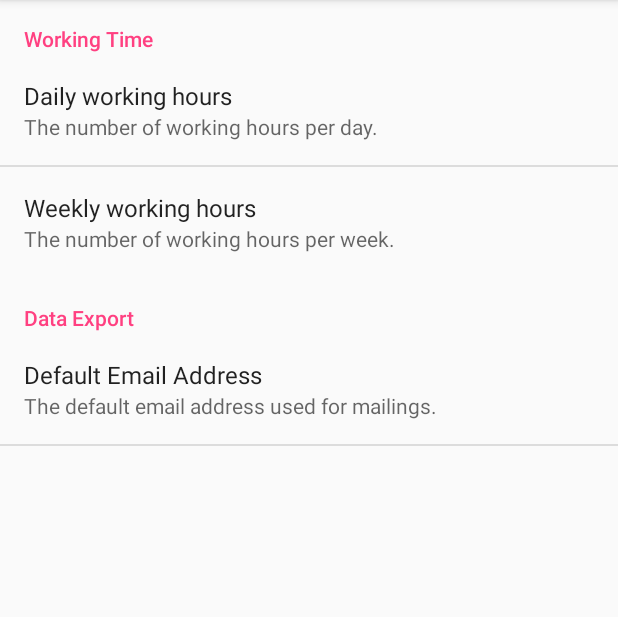
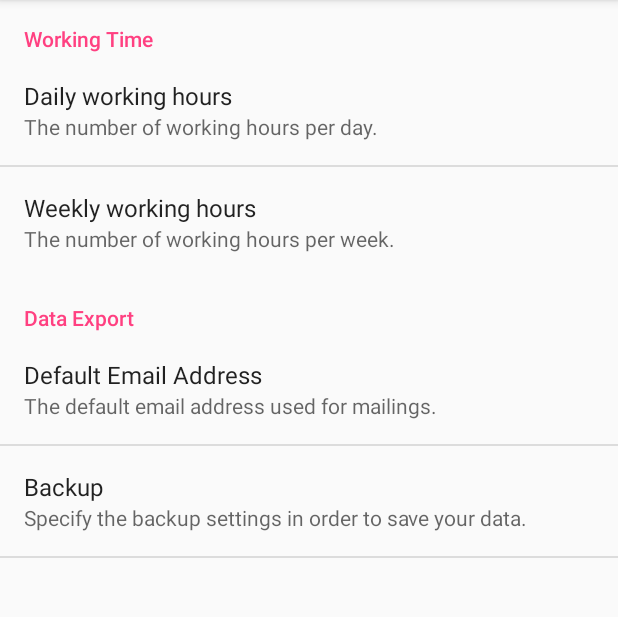
Before and after one commit to iweinzierl/worktrack, an Android app: the fragment SettingsFragment shown on its own in the app's theme, on a phone screen of 412 x 824 dp, the part 84-701 px from its top. Run offline under Robolectric (Android 15) with nearby library versions, the phone set to English and light mode, and no system bars; libraries missing offline, so code that uses them is left out: org.androidannotations.annotations.

Commit message:
Added settings for backup - not in use at the moment.

```diff
--- /dev/null
+++ b/mobile/src/main/res/values/settings_values.xml
@@ -0,0 +1,28 @@
+<?xml version="1.0" encoding="utf-8"?>
+<resources>
+    <string name="settings_backup_frequency_default">Weekly</string>
+    <array name="settings_backup_frequency_entries">
+        <item>Never</item>
+        <item>Daily</item>
+        <item>Weekly</item>
+        <item>Monthly</item>
+    </array>
+
+    <array name="settings_backup_frequency_entry_values">
+        <item>Never</item>
+        <item>Daily</item>
+        <item>Weekly</item>
+        <item>Monthly</item>
+    </array>
+
+    <string name="settings_backup_required_connection_default">Wifi</string>
+    <array name="settings_backup_required_connection_entries">
+        <item>Wifi</item>
+        <item>Wifi or Mobile data</item>
+    </array>
+
+    <array name="settings_backup_required_connection_entry_values">
+        <item>Wifi</item>
+        <item>Both</item>
+    </array>
+</resources>
--- a/mobile/src/main/res/values/strings.xml
+++ b/mobile/src/main/res/values/strings.xml
@@ -54,6 +54,18 @@
     <string name="settings_category_export">Data Export</string>
     <string name="settings_export_default_mail_title">Default Email Address</string>
     <string name="settings_export_default_mail_summary">The default email address used for mailings.</string>
+    <string name="settings_backup_screen_title">Backup</string>
+    <string name="settings_backup_screen_summary">Specify the backup settings in order to save your data.</string>
+    <string name="settings_backup_category_google_drive">Google Drive Settings</string>
+    <string name="settings_backup_frequency">Save on Google Drive</string>
+    <string name="settings_backup_frequency_dialogtitle">Save on Google Drive:</string>
+    <string name="settings_backup_account">Account</string>
+    <string name="settings_backup_account_dialogtitle">Choose an account:</string>
+    <string name="settings_backup_required_connection">Requires Connection</string>
+    <string name="settings_backup_required_connection_dialogtitle">Requires Connection:</string>
+    <string name="settings_backup_category_last_backup">Last Backup</string>
+    <string name="preference_last_backup_date">Last Backup Date:</string>
+    <string name="preference_last_backup_size">Last Backup Size:</string>
 
     <string name="monday">Mon</string>
     <string name="tuesday">Tue</string>
--- a/mobile/src/main/res/xml/settings.xml
+++ b/mobile/src/main/res/xml/settings.xml
@@ -32,4 +32,44 @@
             android:title="@string/settings_export_default_mail_title" />
 
     </PreferenceCategory>
+
+    <PreferenceScreen
+        android:key="settings_backup"
+        android:persistent="false"
+        android:summary="@string/settings_backup_screen_summary"
+        android:title="@string/settings_backup_screen_title">
+
+        <PreferenceCategory android:title="@string/settings_backup_category_last_backup">
+
+            <de.iweinzierl.worktrack.view.settings.LastBackupPreference />
+
+        </PreferenceCategory>
+
+        <PreferenceCategory android:title="@string/settings_backup_category_google_drive">
+
+            <ListPreference
+                android:defaultValue="@string/settings_backup_frequency_default"
+                android:dialogTitle="@string/settings_backup_frequency_dialogtitle"
+                android:entries="@array/settings_backup_frequency_entries"
+                android:entryValues="@array/settings_backup_frequency_entry_values"
+                android:key="@string/settings_backup_frequency"
+                android:summary="%s"
+                android:title="@string/settings_backup_frequency" />
+
+            <ListPreference
+                android:dialogTitle="@string/settings_backup_account_dialogtitle"
+                android:key="@string/settings_backup_account"
+                android:title="@string/settings_backup_account" />
+
+            <ListPreference
+                android:defaultValue="@string/settings_backup_required_connection_default"
+                android:dialogTitle="@string/settings_backup_required_connection_dialogtitle"
+                android:entries="@array/settings_backup_required_connection_entries"
+                android:entryValues="@array/settings_backup_required_connection_entry_values"
+                android:key="@string/settings_backup_required_connection"
+                android:summary="%s"
+                android:title="@string/settings_backup_required_connection" />
+
+        </PreferenceCategory>
+    </PreferenceScreen>
 </PreferenceScreen>
```
Also changed, not shown: mobile/src/main/java/de/iweinzierl/worktrack/view/settings/LastBackupPreference.java (added, +36 -0 lines), mobile/src/main/res/layout/preference_last_back.xml (added, +49 -0 lines).
